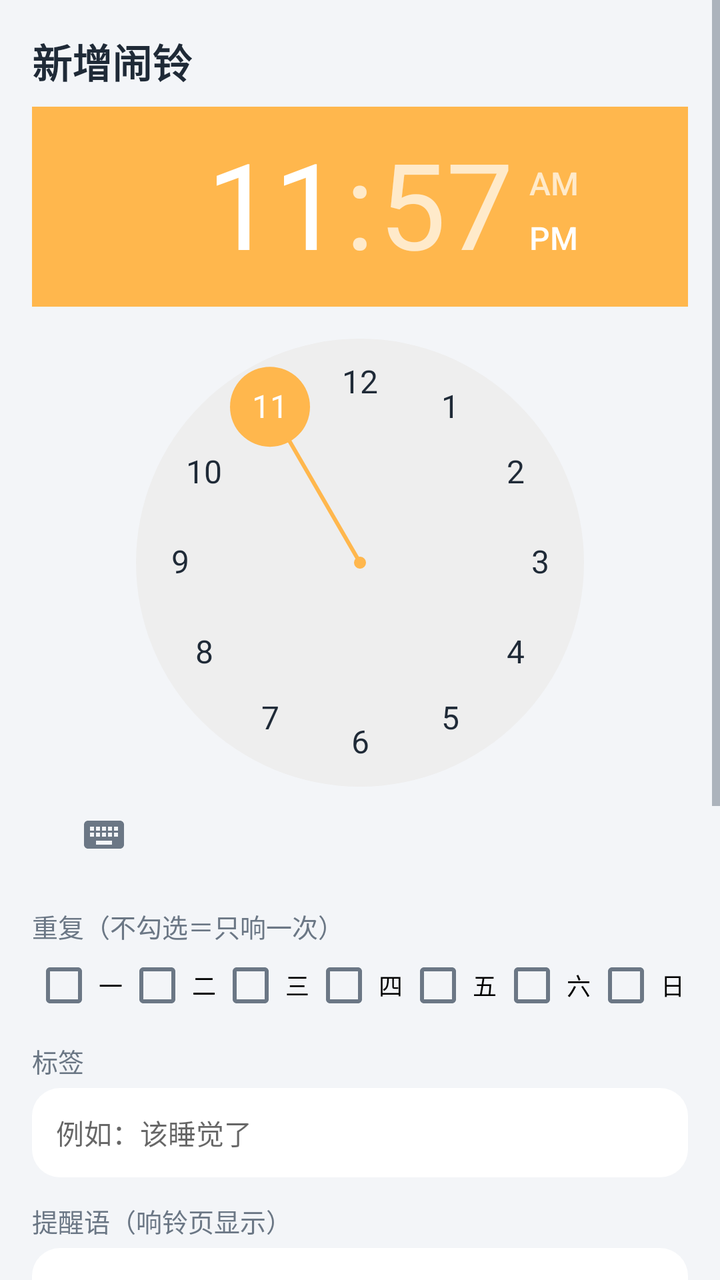
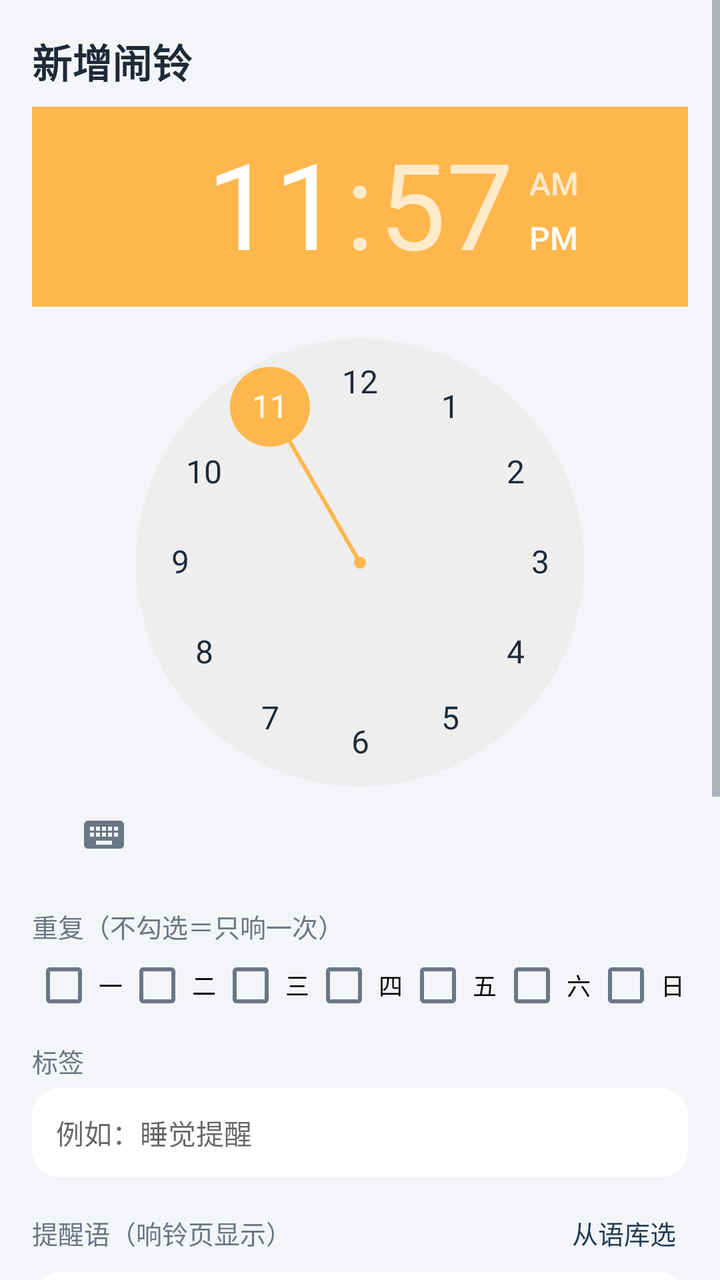

Compare the two renders of this Android layout. The source of the first and the diff that turns it into the second are given below.
<!-- AndroidManifest.xml: application theme Theme.LightAlarm -->
<!-- res/layout/activity_edit.xml -->
<?xml version="1.0" encoding="utf-8"?>
<ScrollView xmlns:android="http://schemas.android.com/apk/res/android"
    android:layout_width="match_parent"
    android:layout_height="match_parent"
    android:background="@color/bg">

    <LinearLayout
        android:layout_width="match_parent"
        android:layout_height="wrap_content"
        android:orientation="vertical"
        android:padding="16dp">

        <TextView
            android:id="@+id/tvEditTitle"
            android:layout_width="wrap_content"
            android:layout_height="wrap_content"
            android:text="新增闹铃"
            android:textColor="@color/text"
            android:textSize="20sp"
            android:textStyle="bold" />

        <TimePicker
            android:id="@+id/timePicker"
            android:layout_width="match_parent"
            android:layout_height="wrap_content"
            android:layout_marginTop="8dp" />

        <TextView
            android:layout_width="wrap_content"
            android:layout_height="wrap_content"
            android:layout_marginTop="12dp"
            android:text="重复（不勾选＝只响一次）"
            android:textColor="@color/sub"
            android:textSize="13sp" />

        <LinearLayout
            android:layout_width="match_parent"
            android:layout_height="wrap_content"
            android:layout_marginTop="4dp"
            android:orientation="horizontal">

            <CheckBox
                android:id="@+id/day0"
                android:layout_width="0dp"
                android:layout_height="wrap_content"
                android:layout_weight="1"
                android:gravity="center"
                android:text="一"
                android:textSize="12sp" />

            <CheckBox
                android:id="@+id/day1"
                android:layout_width="0dp"
                android:layout_height="wrap_content"
                android:layout_weight="1"
                android:gravity="center"
                android:text="二"
                android:textSize="12sp" />

            <CheckBox
                android:id="@+id/day2"
                android:layout_width="0dp"
                android:layout_height="wrap_content"
                android:layout_weight="1"
                android:gravity="center"
                android:text="三"
                android:textSize="12sp" />

            <CheckBox
                android:id="@+id/day3"
                android:layout_width="0dp"
                android:layout_height="wrap_content"
                android:layout_weight="1"
                android:gravity="center"
                android:text="四"
                android:textSize="12sp" />

            <CheckBox
                android:id="@+id/day4"
                android:layout_width="0dp"
                android:layout_height="wrap_content"
                android:layout_weight="1"
                android:gravity="center"
                android:text="五"
                android:textSize="12sp" />

            <CheckBox
                android:id="@+id/day5"
                android:layout_width="0dp"
                android:layout_height="wrap_content"
                android:layout_weight="1"
                android:gravity="center"
                android:text="六"
                android:textSize="12sp" />

            <CheckBox
                android:id="@+id/day6"
                android:layout_width="0dp"
                android:layout_height="wrap_content"
                android:layout_weight="1"
                android:gravity="center"
                android:text="日"
                android:textSize="12sp" />
        </LinearLayout>

        <TextView
            android:layout_width="wrap_content"
            android:layout_height="wrap_content"
            android:layout_marginTop="12dp"
            android:text="标签"
            android:textColor="@color/sub"
            android:textSize="13sp" />

        <EditText
            android:id="@+id/etLabel"
            android:layout_width="match_parent"
            android:layout_height="wrap_content"
            android:layout_marginTop="4dp"
            android:background="@drawable/bg_card"
            android:hint="例如：该睡觉了"
            android:inputType="text"
            android:padding="12dp"
            android:singleLine="true"
            android:textColor="@color/text"
            android:textSize="14sp" />

        <TextView
            android:layout_width="wrap_content"
            android:layout_height="wrap_content"
            android:layout_marginTop="12dp"
            android:text="提醒语（响铃页显示）"
            android:textColor="@color/sub"
            android:textSize="13sp" />

        <EditText
            android:id="@+id/etMessage"
            android:layout_width="match_parent"
            android:layout_height="wrap_content"
            android:layout_marginTop="4dp"
            android:background="@drawable/bg_card"
            android:hint="例如：放下手机吧，明天还要早起"
            android:inputType="text"
            android:padding="12dp"
            android:singleLine="true"
            android:textColor="@color/text"
            android:textSize="14sp" />

        <TextView
            android:layout_width="wrap_content"
            android:layout_height="wrap_content"
            android:layout_marginTop="16dp"
            android:text="铃声"
            android:textColor="@color/sub"
            android:textSize="13sp" />

        <LinearLayout
            android:layout_width="match_parent"
            android:layout_height="wrap_content"
            android:layout_marginTop="6dp"
            android:background="@drawable/bg_card"
            android:gravity="center_vertical"
            android:orientation="horizontal"
            android:padding="12dp">

            <TextView
                android:id="@+id/tvSound"
                android:layout_width="0dp"
                android:layout_height="wrap_content"
                android:layout_weight="1"
                android:text="系统默认闹铃"
                android:textColor="@color/text"
                android:textSize="14sp" />

            <TextView
                android:id="@+id/btnPickSound"
                android:layout_width="wrap_content"
                android:layout_height="wrap_content"
                android:padding="6dp"
                android:text="选择"
                android:textColor="@color/primary"
                android:textSize="14sp" />
        </LinearLayout>

        <LinearLayout
            android:layout_width="match_parent"
            android:layout_height="wrap_content"
            android:layout_marginTop="16dp"
            android:gravity="center_vertical"
            android:orientation="horizontal">

            <TextView
                android:layout_width="90dp"
                android:layout_height="wrap_content"
                android:text="响铃方式"
                android:textColor="@color/sub"
                android:textSize="13sp" />

            <Spinner
                android:id="@+id/spSoundMode"
                android:layout_width="0dp"
                android:layout_height="wrap_content"
                android:layout_weight="1" />
        </LinearLayout>

        <LinearLayout
            android:layout_width="match_parent"
            android:layout_height="wrap_content"
            android:layout_marginTop="8dp"
            android:gravity="center_vertical"
            android:orientation="horizontal">

            <TextView
                android:layout_width="90dp"
                android:layout_height="wrap_content"
                android:text="响铃时长"
                android:textColor="@color/sub"
                android:textSize="13sp" />

            <Spinner
                android:id="@+id/spRingSeconds"
                android:layout_width="0dp"
                android:layout_height="wrap_content"
                android:layout_weight="1" />
        </LinearLayout>

        <LinearLayout
            android:layout_width="match_parent"
            android:layout_height="wrap_content"
            android:layout_marginTop="8dp"
            android:gravity="center_vertical"
            android:orientation="horizontal">

            <TextView
                android:layout_width="90dp"
                android:layout_height="wrap_content"
                android:text="贪睡时长"
                android:textColor="@color/sub"
                android:textSize="13sp" />

            <Spinner
                android:id="@+id/spSnooze"
                android:layout_width="0dp"
                android:layout_height="wrap_content"
                android:layout_weight="1" />
        </LinearLayout>

        <TextView
            android:id="@+id/tvVolumeLabel"
            android:layout_width="wrap_content"
            android:layout_height="wrap_content"
            android:layout_marginTop="16dp"
            android:text="音量 80%"
            android:textColor="@color/sub"
            android:textSize="13sp" />

        <SeekBar
            android:id="@+id/seekVolume"
            android:layout_width="match_parent"
            android:layout_height="wrap_content"
            android:layout_marginTop="4dp"
            android:max="100" />

        <Button
            android:id="@+id/btnSave"
            android:layout_width="match_parent"
            android:layout_height="52dp"
            android:layout_marginTop="20dp"
            android:background="@drawable/bg_button_primary"
            android:text="保存"
            android:textAllCaps="false"
            android:textColor="#FF1F2A37"
            android:textSize="16sp" />

        <Button
            android:id="@+id/btnDelete"
            android:layout_width="match_parent"
            android:layout_height="46dp"
            android:layout_marginTop="10dp"
            android:background="@drawable/bg_button_secondary"
            android:text="删除这个闹铃"
            android:textAllCaps="false"
            android:textColor="#FFD32F2F"
            android:textSize="14sp"
            android:visibility="gone" />

    </LinearLayout>
</ScrollView>
<!-- resources referenced by this layout -->
<resources>
  <color name="bg">#FFF3F5F8</color>
  <color name="primary">#FF243B55</color>
  <color name="sub">#FF6B7785</color>
  <color name="text">#FF1F2A37</color>
  <!-- drawable bg_button_primary (drawable) -->
  <?xml version="1.0" encoding="utf-8"?>
  <shape xmlns:android="http://schemas.android.com/apk/res/android"
      android:shape="rectangle">
      <solid android:color="@color/accent" />
      <corners android:radius="12dp" />
  </shape>
  <!-- drawable bg_button_secondary (drawable) -->
  <?xml version="1.0" encoding="utf-8"?>
  <shape xmlns:android="http://schemas.android.com/apk/res/android"
      android:shape="rectangle">
      <solid android:color="#FFFFFFFF" />
      <stroke
          android:width="1dp"
          android:color="@color/divider" />
      <corners android:radius="12dp" />
  </shape>
  <!-- drawable bg_card (drawable) -->
  <?xml version="1.0" encoding="utf-8"?>
  <shape xmlns:android="http://schemas.android.com/apk/res/android"
      android:shape="rectangle">
      <solid android:color="@color/card" />
      <corners android:radius="14dp" />
  </shape>
  <style name="Theme.LightAlarm" parent="Theme.AppCompat.Light.NoActionBar">
          <item name="colorPrimary">@color/primary</item>
          <item name="colorPrimaryDark">@color/primary_dark</item>
          <item name="colorAccent">@color/accent</item>
          <item name="android:windowBackground">@color/bg</item>
          <item name="android:statusBarColor">@color/primary_dark</item>
          <item name="android:textColorPrimary">@color/text</item>
          <item name="android:textColorSecondary">@color/sub</item>
      </style>
  <color name="accent">#FFFFB74D</color>
  <color name="divider">#FFE3E8EF</color>
  <color name="card">#FFFFFFFF</color>
  <color name="primary_dark">#FF16232F</color>
</resources>

<!-- the commit's change to res/layout/activity_edit.xml (unified diff, before → after) -->
@@ -117,20 +117,37 @@
             android:layout_height="wrap_content"
             android:layout_marginTop="4dp"
             android:background="@drawable/bg_card"
-            android:hint="例如：该睡觉了"
+            android:hint="例如：睡觉提醒"
             android:inputType="text"
             android:padding="12dp"
             android:singleLine="true"
             android:textColor="@color/text"
             android:textSize="14sp" />
 
-        <TextView
-            android:layout_width="wrap_content"
+        <LinearLayout
+            android:layout_width="match_parent"
             android:layout_height="wrap_content"
             android:layout_marginTop="12dp"
-            android:text="提醒语（响铃页显示）"
-            android:textColor="@color/sub"
-            android:textSize="13sp" />
+            android:gravity="center_vertical"
+            android:orientation="horizontal">
+
+            <TextView
+                android:layout_width="0dp"
+                android:layout_height="wrap_content"
+                android:layout_weight="1"
+                android:text="提醒语（响铃页显示）"
+                android:textColor="@color/sub"
+                android:textSize="13sp" />
+
+            <TextView
+                android:id="@+id/btnPhrases"
+                android:layout_width="wrap_content"
+                android:layout_height="wrap_content"
+                android:padding="6dp"
+                android:text="从语库选"
+                android:textColor="@color/primary"
+                android:textSize="13sp" />
+        </LinearLayout>
 
         <EditText
             android:id="@+id/etMessage"
@@ -138,7 +155,7 @@
             android:layout_height="wrap_content"
             android:layout_marginTop="4dp"
             android:background="@drawable/bg_card"
-            android:hint="例如：放下手机吧，明天还要早起"
+            android:hint="例如：今天到这儿吧，睡个好觉，明天见"
             android:inputType="text"
             android:padding="12dp"
             android:singleLine="true"
